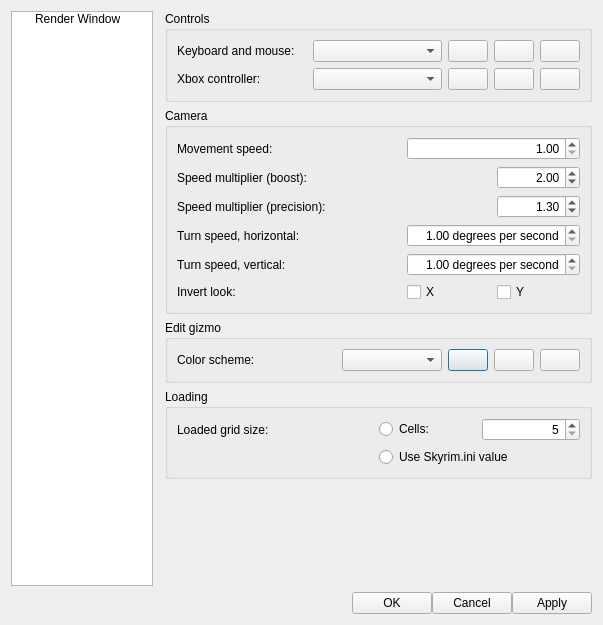
The window that native/src/DovahKit/ui/options_window/options_window.ui (DavidJCobb/DovahKit) describes before a commit, drawn with Qt 5.
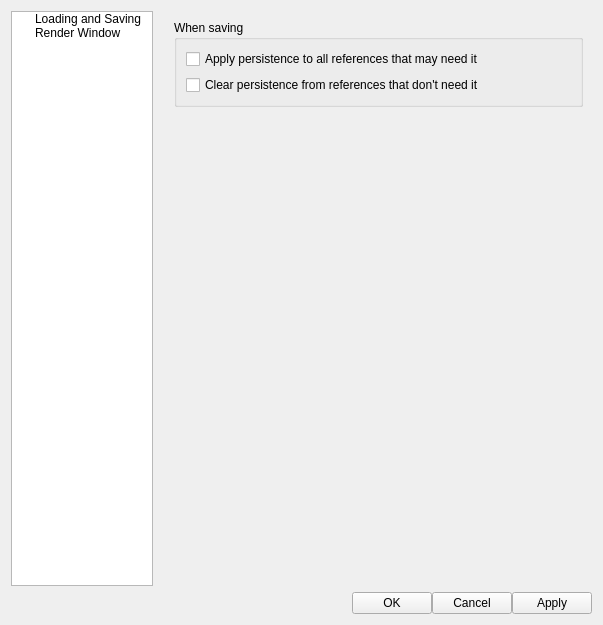
The same window after the commit. Icons and pictures are not drawn.

Commit message: Better handling of ref persistence; cleanup; options UI

Patch:
```diff
--- a/native/src/DovahKit/ui/options_window/options_window.ui
+++ b/native/src/DovahKit/ui/options_window/options_window.ui
@@ -45,6 +45,11 @@
        <string>Section</string>
       </property>
      </column>
+     <item>
+      <property name="text">
+       <string>Loading and Saving</string>
+      </property>
+     </item>
      <item>
       <property name="text">
        <string>Render Window</string>
@@ -57,6 +62,46 @@
      <property name="focusPolicy">
       <enum>Qt::TabFocus</enum>
      </property>
+     <widget class="QWidget" name="pageTESData">
+      <layout class="QGridLayout" name="gridLayout_7">
+       <item row="0" column="0">
+        <widget class="QGroupBox" name="groupBox_5">
+         <property name="title">
+          <string>When saving</string>
+         </property>
+         <layout class="QGridLayout" name="gridLayout_8">
+          <item row="0" column="0">
+           <widget class="QCheckBox" name="iniPref_bApplyRefPersistenceAsNeeded">
+            <property name="text">
+             <string>Apply persistence to all references that may need it</string>
+            </property>
+           </widget>
+          </item>
+          <item row="1" column="0">
+           <widget class="QCheckBox" name="iniPref_bClearRefPersistenceWhenAble">
+            <property name="text">
+             <string>Clear persistence from references that don't need it</string>
+            </property>
+           </widget>
+          </item>
+         </layout>
+        </widget>
+       </item>
+       <item row="1" column="0">
+        <spacer name="verticalSpacer_2">
+         <property name="orientation">
+          <enum>Qt::Vertical</enum>
+         </property>
+         <property name="sizeHint" stdset="0">
+          <size>
+           <width>20</width>
+           <height>40</height>
+          </size>
+         </property>
+        </spacer>
+       </item>
+      </layout>
+     </widget>
      <widget class="QWidget" name="pageRenderWindow">
       <layout class="QGridLayout" name="gridLayout_2">
        <property name="leftMargin">
```
Left out of the diff: 1 changed line with no effect on the pictures. The commit also changes 33 other files.
